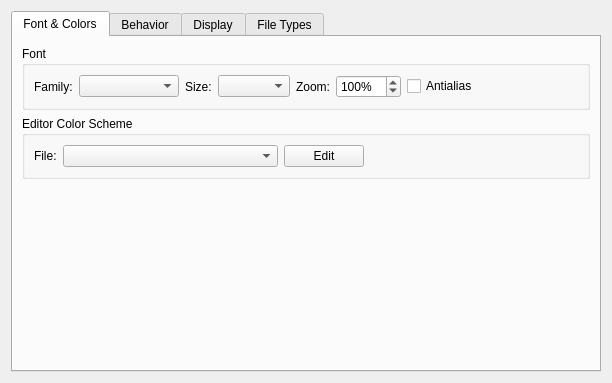
Qt form liteidex/src/plugins/liteeditor/liteeditoroption.ui (visualfc/liteide) before a commit.
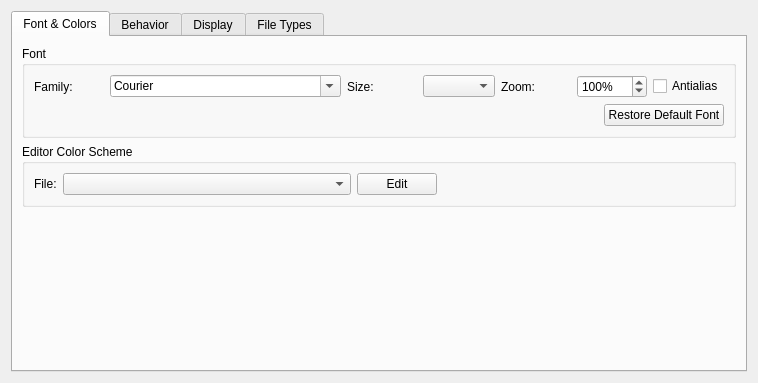
The same form after that commit.

Commit message: liteeditor: option use QFontComboBox, add restoreDefaultFont action

The edit to the form file:
```diff
--- a/liteidex/src/plugins/liteeditor/liteeditoroption.ui
+++ b/liteidex/src/plugins/liteeditor/liteeditoroption.ui
@@ -6,7 +6,7 @@
    <rect>
     <x>0</x>
     <y>0</y>
-    <width>612</width>
+    <width>758</width>
     <height>377</height>
    </rect>
   </property>
@@ -29,6 +29,8 @@
          <property name="title">
           <string>Font</string>
          </property>
+         <layout class="QVBoxLayout" name="verticalLayout_10">
+          <item>
          <layout class="QHBoxLayout" name="horizontalLayout">
           <item>
            <widget class="QLabel" name="label_2">
@@ -38,12 +40,12 @@
            </widget>
           </item>
           <item>
-           <widget class="QComboBox" name="familyComboBox">
-            <property name="sizePolicy">
-             <sizepolicy hsizetype="Expanding" vsizetype="Fixed">
-              <horstretch>0</horstretch>
-              <verstretch>0</verstretch>
-             </sizepolicy>
+             <widget class="QFontComboBox" name="fontComboBox">
+              <property name="editable">
+               <bool>true</bool>
+              </property>
+              <property name="currentText">
+               <string>Courier</string>
             </property>
            </widget>
           </item>
@@ -62,6 +64,9 @@
               <verstretch>0</verstretch>
              </sizepolicy>
             </property>
+              <property name="editable">
+               <bool>false</bool>
+              </property>
            </widget>
           </item>
           <item>
@@ -97,8 +102,12 @@
             </property>
            </widget>
           </item>
+           </layout>
+          </item>
           <item>
-           <spacer name="horizontalSpacer">
+           <layout class="QHBoxLayout" name="horizontalLayout_6">
+            <item>
+             <spacer name="horizontalSpacer_5">
             <property name="orientation">
              <enum>Qt::Horizontal</enum>
             </property>
@@ -109,6 +118,15 @@
              </size>
             </property>
            </spacer>
+            </item>
+            <item>
+             <widget class="QPushButton" name="restoreDefaultFontButton">
+              <property name="text">
+               <string>Restore Default Font</string>
+              </property>
+             </widget>
+            </item>
+           </layout>
           </item>
          </layout>
         </widget>
```
Lines whose indentation alone changed are shown as unchanged. The commit also changes 2 other files.
